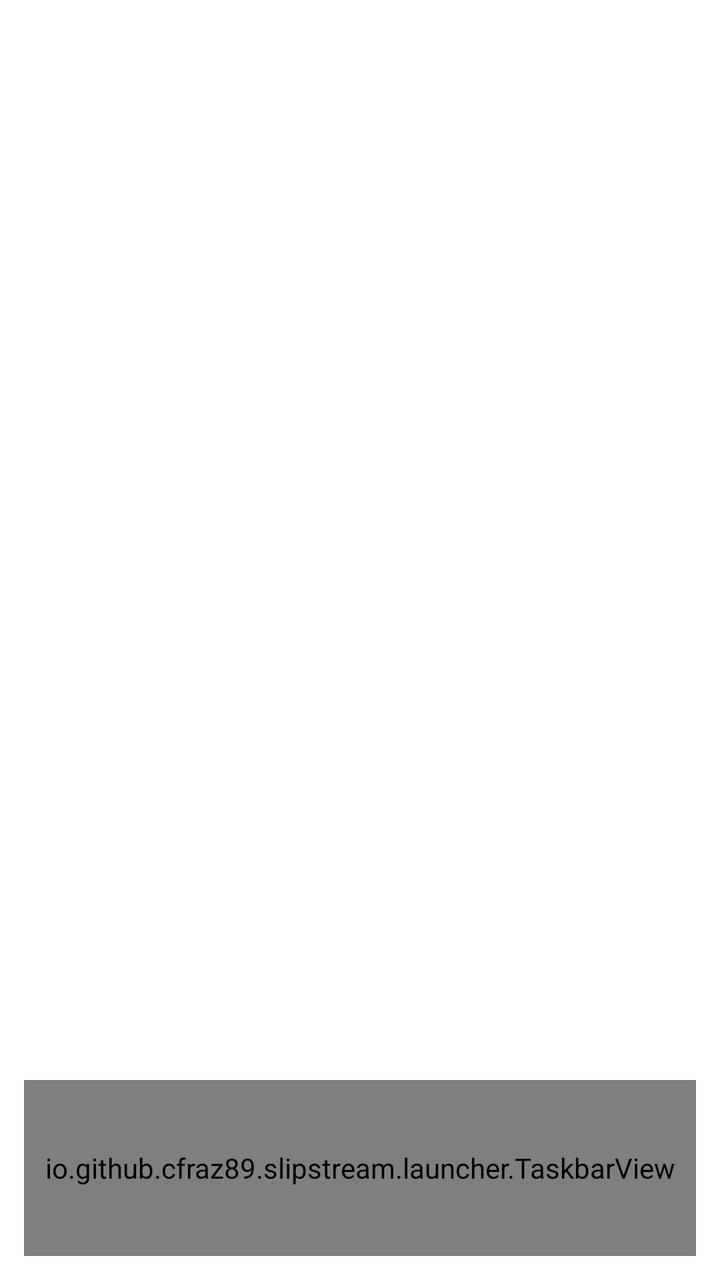
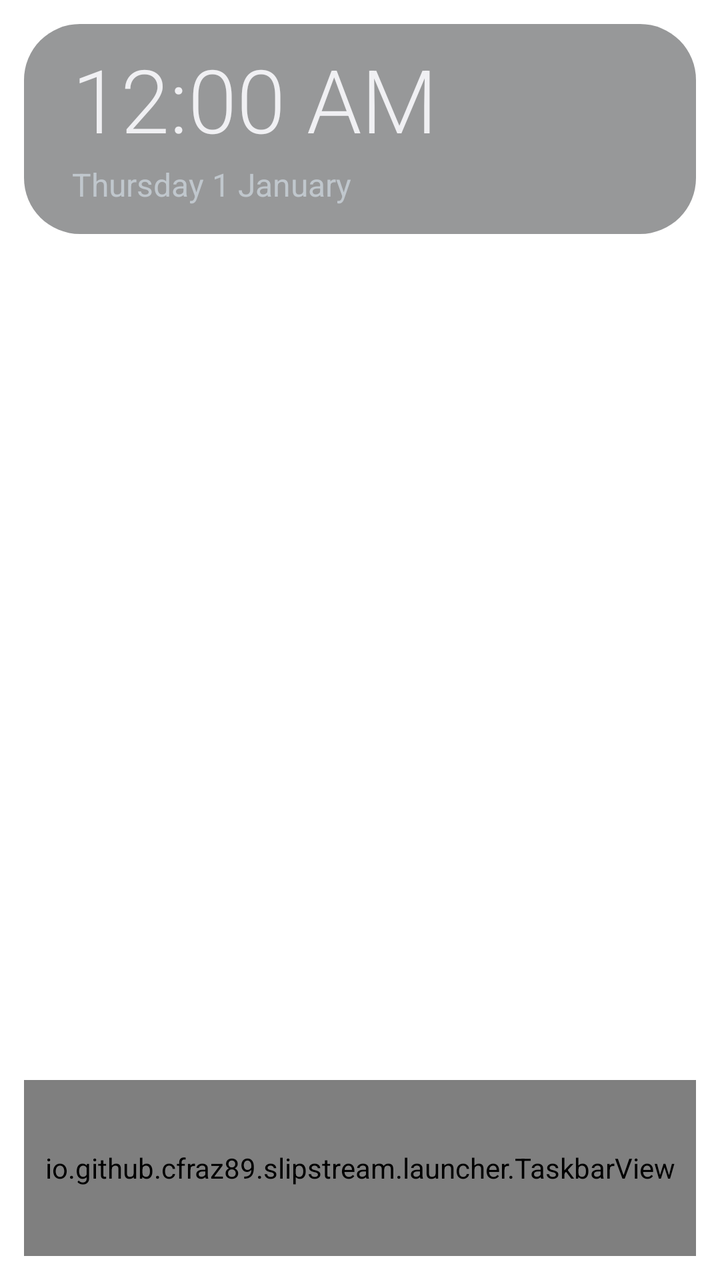

Screens rendered from an Android XML layout before and after an edit, with the pre-edit source and the edit as a unified diff.
<!-- AndroidManifest.xml: fallback theme Theme.MaterialComponents.DayNight.NoActionBar -->
<!-- res/layout/activity_home.xml -->
<?xml version="1.0" encoding="utf-8"?>
<FrameLayout xmlns:android="http://schemas.android.com/apk/res/android"
    android:layout_width="match_parent"
    android:layout_height="match_parent">

    
    <ImageView
        android:id="@+id/wallpaper"
        android:layout_width="match_parent"
        android:layout_height="match_parent"
        android:scaleType="centerCrop"
        android:importantForAccessibility="no" />

    <LinearLayout
        android:layout_width="match_parent"
        android:layout_height="match_parent"
        android:orientation="vertical"
        android:fitsSystemWindows="true">

        <GridLayout
            android:id="@+id/shortcut_grid"
            android:layout_width="match_parent"
            android:layout_height="0dp"
            android:layout_weight="1"
            android:padding="@dimen/grid_padding"
            android:useDefaultMargins="false" />

        
        <io.github.cfraz89.slipstream.launcher.TaskbarView
            android:id="@+id/taskbar"
            android:layout_width="match_parent"
            android:layout_height="@dimen/taskbar_height"
            android:layout_marginStart="@dimen/taskbar_margin"
            android:layout_marginEnd="@dimen/taskbar_margin"
            android:layout_marginBottom="@dimen/taskbar_margin"
            android:background="@drawable/taskbar_background" />
    </LinearLayout>
</FrameLayout>
<!-- resources referenced by this layout -->
<resources>
  <dimen name="grid_padding">16dp</dimen>
  <dimen name="taskbar_height">88dp</dimen>
  <dimen name="taskbar_margin">12dp</dimen>
  <!-- drawable taskbar_background (drawable) -->
  <?xml version="1.0" encoding="utf-8"?>
  <shape xmlns:android="http://schemas.android.com/apk/res/android"
      android:shape="rectangle">
      <solid android:color="@color/taskbar" />
      <corners android:radius="@dimen/taskbar_corner_radius" />
  </shape>
  <dimen name="taskbar_corner_radius">44dp</dimen>
</resources>

<!-- the commit's change to res/layout/activity_home.xml (unified diff, before → after) -->
@@ -16,6 +16,72 @@
         android:layout_height="match_parent"
         android:orientation="vertical"
         android:fitsSystemWindows="true">
+
+        
+        <LinearLayout
+            android:id="@+id/status"
+            android:layout_width="match_parent"
+            android:layout_height="wrap_content"
+            android:layout_marginStart="@dimen/taskbar_margin"
+            android:layout_marginEnd="@dimen/taskbar_margin"
+            android:layout_marginTop="@dimen/taskbar_margin"
+            android:orientation="horizontal"
+            android:gravity="center_vertical"
+            android:paddingStart="@dimen/status_padding"
+            android:paddingEnd="@dimen/status_padding"
+            android:paddingTop="@dimen/status_padding_vertical"
+            android:paddingBottom="@dimen/status_padding_vertical"
+            android:background="@drawable/status_background">
+
+            <LinearLayout
+                android:layout_width="0dp"
+                android:layout_height="wrap_content"
+                android:layout_weight="1"
+                android:orientation="vertical">
+
+                <TextClock
+                    android:layout_width="wrap_content"
+                    android:layout_height="wrap_content"
+                    android:fontFamily="sans-serif-light"
+                    android:includeFontPadding="false"
+                    android:textColor="@color/text_primary"
+                    android:textSize="@dimen/status_clock_size" />
+
+                <TextClock
+                    android:layout_width="wrap_content"
+                    android:layout_height="wrap_content"
+                    android:layout_marginTop="@dimen/status_line_gap"
+                    android:format12Hour="EEEE d MMMM"
+                    android:format24Hour="EEEE d MMMM"
+                    android:textColor="@color/text_secondary"
+                    android:textSize="@dimen/status_detail_size" />
+            </LinearLayout>
+
+            <LinearLayout
+                android:layout_width="wrap_content"
+                android:layout_height="wrap_content"
+                android:orientation="vertical"
+                android:gravity="end">
+
+                <TextView
+                    android:id="@+id/status_temperature"
+                    android:layout_width="wrap_content"
+                    android:layout_height="wrap_content"
+                    android:fontFamily="sans-serif-light"
+                    android:includeFontPadding="false"
+                    android:textColor="@color/text_primary"
+                    android:textSize="@dimen/status_clock_size"
+                    android:visibility="gone" />
+
+                <TextView
+                    android:id="@+id/status_detail"
+                    android:layout_width="wrap_content"
+                    android:layout_height="wrap_content"
+                    android:layout_marginTop="@dimen/status_line_gap"
+                    android:textColor="@color/text_secondary"
+                    android:textSize="@dimen/status_detail_size" />
+            </LinearLayout>
+        </LinearLayout>
 
         <GridLayout
             android:id="@+id/shortcut_grid"
<!-- resource entries referenced after the edit -->
@@ -1,8 +1,22 @@
 <!-- resources referenced by this layout -->
 <resources>
+  <color name="text_primary">@android:color/system_neutral1_50</color>
+  <color name="text_secondary">@android:color/system_neutral2_200</color>
   <dimen name="grid_padding">16dp</dimen>
+  <dimen name="status_clock_size">44sp</dimen>
+  <dimen name="status_detail_size">16sp</dimen>
+  <dimen name="status_line_gap">4dp</dimen>
+  <dimen name="status_padding">24dp</dimen>
+  <dimen name="status_padding_vertical">14dp</dimen>
   <dimen name="taskbar_height">88dp</dimen>
   <dimen name="taskbar_margin">12dp</dimen>
+  <!-- drawable status_background (drawable) -->
+  <?xml version="1.0" encoding="utf-8"?>
+  <shape xmlns:android="http://schemas.android.com/apk/res/android"
+      android:shape="rectangle">
+      <solid android:color="@color/taskbar" />
+      <corners android:radius="@dimen/corner_radius" />
+  </shape>
   <!-- drawable taskbar_background (drawable) -->
   <?xml version="1.0" encoding="utf-8"?>
   <shape xmlns:android="http://schemas.android.com/apk/res/android"
@@ -10,6 +24,7 @@
       <solid android:color="@color/taskbar" />
       <corners android:radius="@dimen/taskbar_corner_radius" />
   </shape>
+  <dimen name="corner_radius">28dp</dimen>
   <dimen name="taskbar_corner_radius">44dp</dimen>
 </resources>
 
